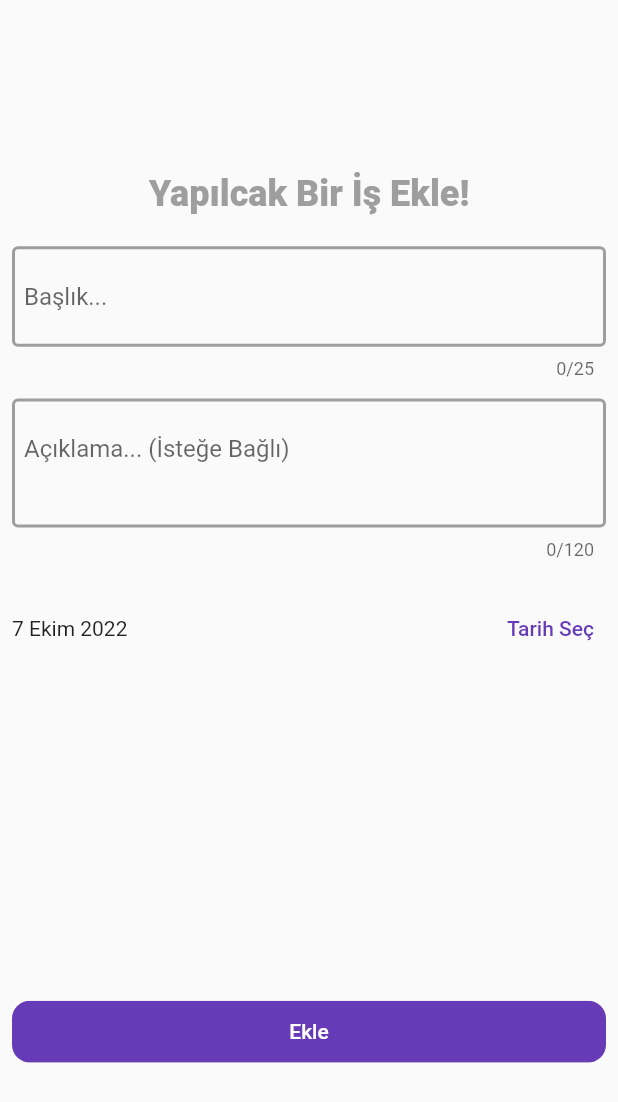
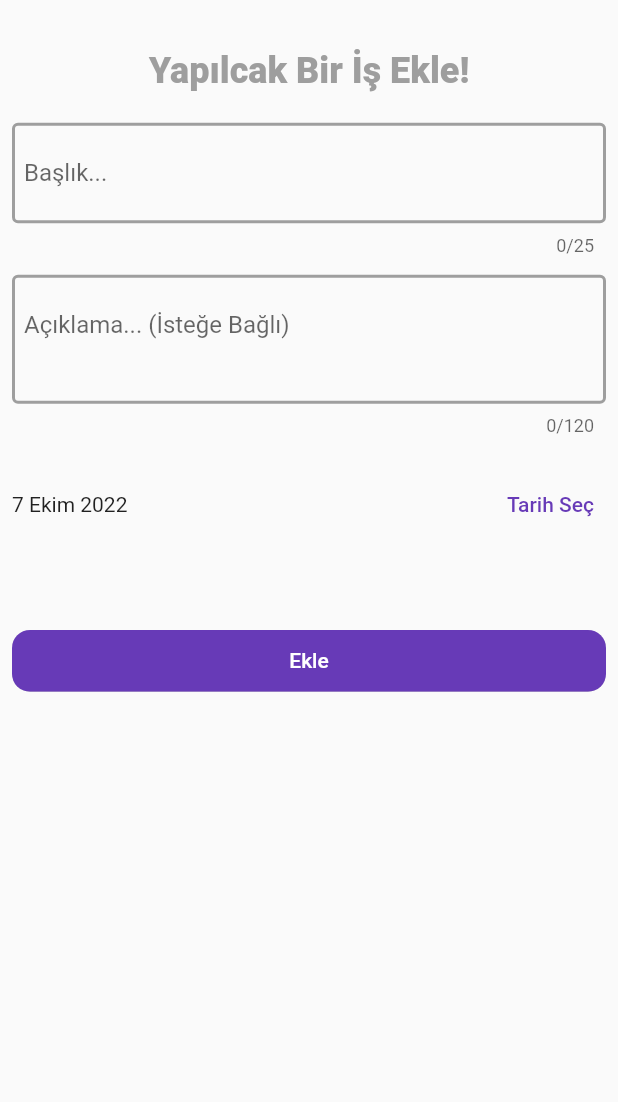
Before and after one commit to EnginBolat/todo-app, a Flutter app: the AddTodoPage widget shown alone on an empty page, opened directly, on a phone screen of 412 x 824 dp. Shown: the top 1102 px of the screen. Run offline on Flutter 3.47's test engine with Material 2 defaults, Android fonts, the phone set to English and light mode, and no system bars; our stand-ins replace animated_bottom_navigation_bar, bloc, flutter_bloc, flutter_slidable, shared_preferences, sqflite and 1 more; accounts and stored records are empty; network calls fail.

Commit message:
Some UI Fix

```diff
--- a/lib/view/add_todo_page/add_todo_page.dart
+++ b/lib/view/add_todo_page/add_todo_page.dart
@@ -70,14 +70,16 @@ class _AddTodoPageState extends State<AddTodoPage> {
   @override
   Widget build(BuildContext context) {
     final double deviceHeight = MediaQuery.of(context).size.height;
-    return Padding(
+    return SingleChildScrollView(
+      child: SizedBox(
+        height: deviceHeight * .6,
+        child: Padding(
           padding: EdgeInsets.all(AppPadding.minValue),
           child: Column(
             mainAxisAlignment: MainAxisAlignment.spaceAround,
             crossAxisAlignment: CrossAxisAlignment.start,
             children: [
-          SingleChildScrollView(
-            child: Column(
+              Column(
                 children: [
                   Text(
                     AddTodoPageText.addSometingTodo,
@@ -117,9 +119,10 @@ class _AddTodoPageState extends State<AddTodoPage> {
                   ),
                 ],
               ),
-          ),
               _buildAddTodoButton(deviceHeight * 0.05),
             ],
+          ),
+        ),
       ),
     );
   }
```
Lines whose indentation alone changed are shown as unchanged.
